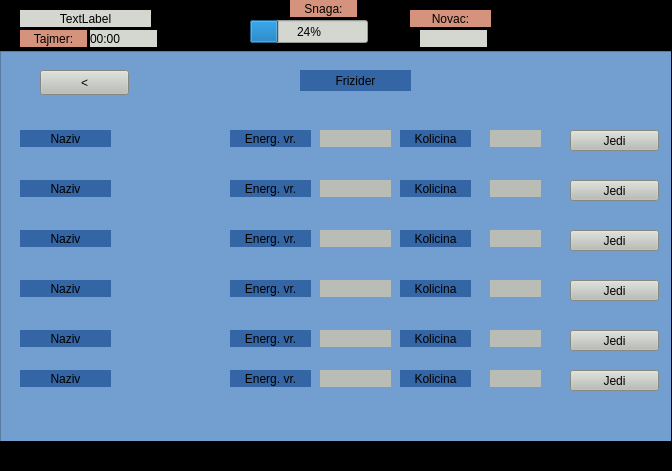
MATF-RS19/RS030-ljubimac, file Ljubimac/mainwindow.ui: the form before one commit.
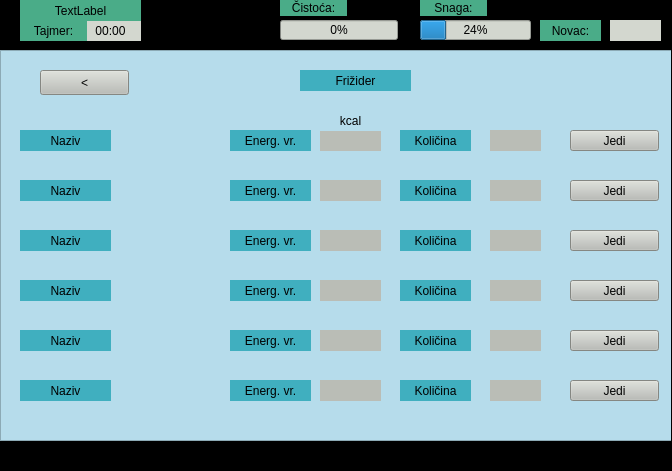
The form after the commit. The open tabs and pages were chosen to show the change. Icons and pictures are not drawn.

```diff
--- a/Ljubimac/mainwindow.ui
+++ b/Ljubimac/mainwindow.ui
@@ -1289,13 +1289,13 @@
       <property name="geometry">
        <rect>
         <x>0</x>
-        <y>1</y>
+        <y>0</y>
         <width>681</width>
         <height>391</height>
        </rect>
       </property>
       <property name="styleSheet">
-       <string notr="true">background-color: rgb(114, 159, 207);</string>
+       <string notr="true">background-color: rgb(182, 220, 235);</string>
       </property>
      </widget>
      <widget class="QPushButton" name="pushButton_friz_nazad">
@@ -1325,11 +1325,11 @@
        </rect>
       </property>
       <property name="styleSheet">
-       <string notr="true">background-color: rgb(52, 101, 164);
+       <string notr="true">background-color: rgb(64, 175, 191);
 font: 75 italic 17pt &quot;Ubuntu Mono&quot;;</string>
       </property>
       <property name="text">
-       <string>Frizider</string>
+       <string>Frižider</string>
       </property>
       <property name="alignment">
        <set>Qt::AlignCenter</set>
@@ -1344,11 +1344,11 @@
         <x>20</x>
         <y>80</y>
         <width>91</width>
-        <height>17</height>
+        <height>21</height>
        </rect>
       </property>
       <property name="styleSheet">
-       <string notr="true">background-color: rgb(52, 101, 164);
+       <string notr="true">background-color: rgb(64, 175, 191);
 font: 75 italic 14pt &quot;Ubuntu Mono&quot;;</string>
       </property>
       <property name="text">
@@ -1367,11 +1367,11 @@
         <x>20</x>
         <y>130</y>
         <width>91</width>
-        <height>17</height>
+        <height>21</height>
        </rect>
       </property>
       <property name="styleSheet">
-       <string notr="true">background-color: rgb(52, 101, 164);
+       <string notr="true">background-color: rgb(64, 175, 191);
 font: 75 italic 14pt &quot;Ubuntu Mono&quot;;</string>
       </property>
       <property name="text">
@@ -1390,11 +1390,11 @@
         <x>20</x>
         <y>180</y>
         <width>91</width>
-        <height>17</height>
+        <height>21</height>
        </rect>
       </property>
       <property name="styleSheet">
-       <string notr="true">background-color: rgb(52, 101, 164);
+       <string notr="true">background-color: rgb(64, 175, 191);
 font: 75 italic 14pt &quot;Ubuntu Mono&quot;;</string>
       </property>
       <property name="text">
@@ -1413,11 +1413,11 @@
         <x>20</x>
         <y>230</y>
         <width>91</width>
-        <height>17</height>
+        <height>21</height>
        </rect>
       </property>
       <property name="styleSheet">
-       <string notr="true">background-color: rgb(52, 101, 164);
+       <string notr="true">background-color: rgb(64, 175, 191);
 font: 75 italic 14pt &quot;Ubuntu Mono&quot;;</string>
       </property>
       <property name="text">
@@ -1436,11 +1436,11 @@
         <x>20</x>
         <y>280</y>
         <width>91</width>
-        <height>17</height>
+        <height>21</height>
        </rect>
       </property>
       <property name="styleSheet">
-       <string notr="true">background-color: rgb(52, 101, 164);
+       <string notr="true">background-color: rgb(64, 175, 191);
 font: 75 italic 14pt &quot;Ubuntu Mono&quot;;</string>
       </property>
       <property name="text">
@@ -1459,11 +1459,11 @@
         <x>230</x>
         <y>80</y>
         <width>81</width>
-        <height>17</height>
+        <height>21</height>
        </rect>
       </property>
       <property name="styleSheet">
-       <string notr="true">background-color: rgb(52, 101, 164);
+       <string notr="true">background-color: rgb(64, 175, 191);
 font: 75 italic 12pt &quot;Ubuntu Mono&quot;;</string>
       </property>
       <property name="text">
@@ -1482,11 +1482,11 @@
         <x>230</x>
         <y>130</y>
         <width>81</width>
-        <height>17</height>
+        <height>21</height>
        </rect>
       </property>
       <property name="styleSheet">
-       <string notr="true">background-color: rgb(52, 101, 164);
+       <string notr="true">background-color: rgb(64, 175, 191);
 font: 75 italic 12pt &quot;Ubuntu Mono&quot;;</string>
       </property>
       <property name="text">
@@ -1505,11 +1505,11 @@
         <x>230</x>
         <y>180</y>
         <width>81</width>
-        <height>17</height>
+        <height>21</height>
        </rect>
       </property>
       <property name="styleSheet">
-       <string notr="true">background-color: rgb(52, 101, 164);
+       <string notr="true">background-color: rgb(64, 175, 191);
 font: 75 italic 12pt &quot;Ubuntu Mono&quot;;</string>
       </property>
       <property name="text">
@@ -1528,11 +1528,11 @@
         <x>230</x>
         <y>230</y>
         <width>81</width>
-        <height>17</height>
+        <height>21</height>
        </rect>
       </property>
       <property name="styleSheet">
-       <string notr="true">background-color: rgb(52, 101, 164);
+       <string notr="true">background-color: rgb(64, 175, 191);
 font: 75 italic 12pt &quot;Ubuntu Mono&quot;;</string>
       </property>
       <property name="text">
@@ -1551,11 +1551,11 @@
         <x>230</x>
         <y>280</y>
         <width>81</width>
-        <height>17</height>
+        <height>21</height>
        </rect>
       </property>
       <property name="styleSheet">
-       <string notr="true">background-color: rgb(52, 101, 164);
+       <string notr="true">background-color: rgb(64, 175, 191);
 font: 75 italic 12pt &quot;Ubuntu Mono&quot;;</string>
       </property>
       <property name="text">
@@ -1573,8 +1573,8 @@
        <rect>
         <x>320</x>
         <y>80</y>
-        <width>71</width>
-        <height>17</height>
+        <width>61</width>
+        <height>21</height>
        </rect>
       </property>
       <property name="palette">
@@ -1765,8 +1765,8 @@
        <rect>
         <x>320</x>
         <y>130</y>
-        <width>71</width>
-        <height>17</height>
+        <width>61</width>
+        <height>21</height>
        </rect>
       </property>
       <property name="styleSheet">
@@ -1785,8 +1785,8 @@
        <rect>
         <x>320</x>
         <y>180</y>
-        <width>71</width>
-        <height>17</height>
+        <width>61</width>
+        <height>21</height>
        </rect>
       </property>
       <property name="styleSheet">
@@ -1805,8 +1805,8 @@
        <rect>
         <x>320</x>
         <y>230</y>
-        <width>71</width>
-        <height>17</height>
+        <width>61</width>
+        <height>21</height>
        </rect>
       </property>
       <property name="styleSheet">
@@ -1825,8 +1825,8 @@
        <rect>
         <x>320</x>
         <y>280</y>
-        <width>71</width>
-        <height>17</height>
+        <width>61</width>
+        <height>21</height>
        </rect>
       </property>
       <property name="styleSheet">
@@ -1931,7 +1931,7 @@
         <x>490</x>
         <y>180</y>
         <width>51</width>
-        <height>17</height>
+        <height>21</height>
        </rect>
       </property>
       <property name="styleSheet">
@@ -1951,7 +1951,7 @@
         <x>490</x>
         <y>80</y>
         <width>51</width>
-        <height>17</height>
+        <height>21</height>
        </rect>
       </property>
       <property name="styleSheet">
@@ -1971,7 +1971,7 @@
         <x>490</x>
         <y>230</y>
         <width>51</width>
-        <height>17</height>
+        <height>21</height>
        </rect>
       </property>
       <property name="styleSheet">
@@ -1991,15 +1991,15 @@
         <x>400</x>
         <y>180</y>
         <width>71</width>
-        <height>17</height>
+        <height>21</height>
        </rect>
       </property>
       <property name="styleSheet">
-       <string notr="true">background-color: rgb(52, 101, 164);
+       <string notr="true">background-color: rgb(64, 175, 191);
 font: 75 italic 12pt &quot;Ubuntu Mono&quot;;</string>
       </property>
       <property name="text">
-       <string>Kolicina</string>
+       <string>Količina</string>
       </property>
       <property name="alignment">
        <set>Qt::AlignCenter</set>
@@ -2014,7 +2014,7 @@
         <x>490</x>
         <y>280</y>
         <width>51</width>
-        <height>17</height>
+        <height>21</height>
        </rect>
       </property>
       <property name="styleSheet">
@@ -2034,15 +2034,15 @@
         <x>400</x>
         <y>130</y>
         <width>71</width>
-        <height>17</height>
+        <height>21</height>
        </rect>
       </property>
       <property name="styleSheet">
-       <string notr="true">background-color: rgb(52, 101, 164);
+       <string notr="true">background-color: rgb(64, 175, 191);
 font: 75 italic 12pt &quot;Ubuntu Mono&quot;;</string>
       </property>
       <property name="text">
-       <string>Kolicina</string>
+       <string>Količina</string>
       </property>
       <property name="alignment">
        <set>Qt::AlignCenter</set>
@@ -2057,15 +2057,15 @@
         <x>400</x>
         <y>230</y>
         <width>71</width>
-        <height>17</height>
+        <height>21</height>
        </rect>
       </property>
       <property name="styleSheet">
-       <string notr="true">background-color: rgb(52, 101, 164);
+       <string notr="true">background-color: rgb(64, 175, 191);
 font: 75 italic 12pt &quot;Ubuntu Mono&quot;;</string>
       </property>
       <property name="text">
-       <string>Kolicina</string>
+       <string>Količina</string>
       </property>
       <property name="alignment">
        <set>Qt::AlignCenter</set>
@@ -2080,15 +2080,15 @@
         <x>400</x>
         <y>80</y>
         <width>71</width>
-        <height>17</height>
+        <height>21</height>
        </rect>
       </property>
       <property name="styleSheet">
-       <string notr="true">background-color: rgb(52, 101, 164);
+       <string notr="true">background-color: rgb(64, 175, 191);
 font: 75 italic 12pt &quot;Ubuntu Mono&quot;;</string>
       </property>
       <property name="text">
-       <string>Kolicina</string>
+       <string>Količina</string>
       </property>
       <property name="alignment">
        <set>Qt::AlignCenter</set>
@@ -2103,15 +2103,15 @@
         <x>400</x>
         <y>280</y>
         <width>71</width>
-        <height>17</height>
+        <height>21</height>
        </rect>
       </property>
       <property name="styleSheet">
-       <string notr="true">background-color: rgb(52, 101, 164);
+       <string notr="true">background-color: rgb(64, 175, 191);
 font: 75 italic 12pt &quot;Ubuntu Mono&quot;;</string>
       </property>
       <property name="text">
-       <string>Kolicina</string>
+       <string>Količina</string>
       </property>
       <property name="alignment">
        <set>Qt::AlignCenter</set>
@@ -2126,7 +2126,7 @@
         <x>490</x>
         <y>130</y>
         <width>51</width>
-        <height>17</height>
+        <height>21</height>
        </rect>
       </property>
       <property name="styleSheet">
@@ -2144,13 +2144,13 @@
       <property name="geometry">
        <rect>
         <x>20</x>
-        <y>320</y>
+        <y>330</y>
         <width>91</width>
-        <height>17</height>
+        <height>21</height>
        </rect>
       </property>
       <property name="styleSheet">
-       <string notr="true">background-color: rgb(52, 101, 164);
+       <string notr="true">background-color: rgb(64, 175, 191);
 font: 75 italic 14pt &quot;Ubuntu Mono&quot;;</string>
       </property>
       <property name="text">
@@ -2167,13 +2167,13 @@
       <property name="geometry">
        <rect>
         <x>230</x>
-        <y>320</y>
+        <y>330</y>
         <width>81</width>
-        <height>17</height>
+        <height>21</height>
        </rect>
       </property>
       <property name="styleSheet">
-       <string notr="true">background-color: rgb(52, 101, 164);
+       <string notr="true">background-color: rgb(64, 175, 191);
 font: 75 italic 12pt &quot;Ubuntu Mono&quot;;</string>
       </property>
       <property name="text">
@@ -2190,9 +2190,9 @@
       <property name="geometry">
        <rect>
         <x>320</x>
-        <y>320</y>
-        <width>71</width>
-        <height>17</height>
+        <y>330</y>
+        <width>61</width>
+        <height>21</height>
        </rect>
       </property>
       <property name="styleSheet">
@@ -2210,17 +2210,17 @@
       <property name="geometry">
        <rect>
         <x>400</x>
-        <y>320</y>
+        <y>330</y>
         <width>71</width>
-        <height>17</height>
+        <height>21</height>
        </rect>
       </property>
       <property name="styleSheet">
-       <string notr="true">background-color: rgb(52, 101, 164);
+       <string notr="true">background-color: rgb(64, 175, 191);
 font: 75 italic 12pt &quot;Ubuntu Mono&quot;;</string>
       </property>
       <property name="text">
-       <string>Kolicina</string>
+       <string>Količina</string>
       </property>
       <property name="alignment">
        <set>Qt::AlignCenter</set>
@@ -2233,9 +2233,9 @@
       <property name="geometry">
        <rect>
         <x>490</x>
-        <y>320</y>
+        <y>330</y>
         <width>51</width>
-        <height>17</height>
+        <height>21</height>
        </rect>
       </property>
       <property name="styleSheet">
@@ -2253,7 +2253,7 @@
       <property name="geometry">
        <rect>
         <x>570</x>
-        <y>320</y>
+        <y>330</y>
         <width>89</width>
         <height>21</height>
        </rect>
@@ -2266,6 +2266,26 @@
        <string>Jedi</string>
       </property>
      </widget>
+     <widget class="QLabel" name="lab_kcal2">
+      <property name="geometry">
+       <rect>
+        <x>320</x>
+        <y>60</y>
+        <width>61</width>
+        <height>21</height>
+       </rect>
+      </property>
+      <property name="styleSheet">
+       <string notr="true">background-color: rgb(182, 220, 235);
+font: 75 italic 12pt &quot;Ubuntu Mono&quot;;</string>
+      </property>
+      <property name="text">
+       <string>kcal</string>
+      </property>
+      <property name="alignment">
+       <set>Qt::AlignCenter</set>
+      </property>
+     </widget>
     </widget>
     <widget class="QWidget" name="page_igra_1">
      <widget class="QPushButton" name="pushButton_igra_1_nazad">
@@ -2348,12 +2368,15 @@
    <widget class="QProgressBar" name="SnagaBar">
     <property name="geometry">
      <rect>
-      <x>250</x>
+      <x>420</x>
       <y>20</y>
-      <width>118</width>
-      <height>23</height>
+      <width>111</width>
+      <height>20</height>
      </rect>
     </property>
+    <property name="autoFillBackground">
+     <bool>false</bool>
+    </property>
     <property name="styleSheet">
      <string notr="true">background-color: rgb(211, 215, 207);
 font: 75 italic 12pt &quot;Ubuntu Mono&quot;;</string>
@@ -2365,15 +2388,15 @@
    <widget class="QLabel" name="label">
     <property name="geometry">
      <rect>
-      <x>290</x>
+      <x>420</x>
       <y>0</y>
       <width>67</width>
-      <height>17</height>
+      <height>16</height>
      </rect>
     </property>
     <property name="styleSheet">
-     <string notr="true">background-color: rgb(213, 147, 125);
-font: 75 italic 14pt &quot;Ubuntu Mono&quot;;</string>
+     <string notr="true">background-color: rgb(74, 172, 136);
+font: 75 italic 13pt &quot;Ubuntu Mono&quot;;</string>
     </property>
     <property name="text">
      <string>Snaga:</string>
@@ -2385,10 +2408,10 @@
    <widget class="QLabel" name="tajmer">
     <property name="geometry">
      <rect>
-      <x>90</x>
-      <y>30</y>
-      <width>67</width>
-      <height>17</height>
+      <x>80</x>
+      <y>20</y>
+      <width>61</width>
+      <height>21</height>
      </rect>
     </property>
     <property name="styleSheet">
@@ -2398,18 +2421,21 @@
     <property name="text">
      <string>00:00</string>
     </property>
+    <property name="alignment">
+     <set>Qt::AlignCenter</set>
+    </property>
    </widget>
    <widget class="QLabel" name="label_3">
     <property name="geometry">
      <rect>
       <x>20</x>
-      <y>30</y>
+      <y>20</y>
       <width>67</width>
-      <height>17</height>
+      <height>21</height>
      </rect>
     </property>
     <property name="styleSheet">
-     <string notr="true">background-color: rgb(213, 147, 125);
+     <string notr="true">background-color: rgb(74, 172, 136);
 font: 75 italic 13pt &quot;Ubuntu Mono&quot;;</string>
     </property>
     <property name="text">
@@ -2423,14 +2449,14 @@
     <property name="geometry">
      <rect>
       <x>20</x>
-      <y>10</y>
-      <width>131</width>
-      <height>17</height>
+      <y>0</y>
+      <width>121</width>
+      <height>21</height>
      </rect>
     </property>
     <property name="styleSheet">
-     <string notr="true">background-color: rgb(211, 215, 207);
-font: 75 italic 12pt &quot;Ubuntu Mono&quot;;</string>
+     <string notr="true">background-color: rgb(74, 172, 136);
+font: 75 italic 13pt &quot;Ubuntu Mono&quot;;</string>
     </property>
     <property name="text">
      <string>TextLabel</string>
@@ -2442,10 +2468,10 @@
    <widget class="QLabel" name="l_kol_novca">
     <property name="geometry">
      <rect>
-      <x>420</x>
-      <y>30</y>
-      <width>67</width>
-      <height>17</height>
+      <x>610</x>
+      <y>20</y>
+      <width>51</width>
+      <height>21</height>
      </rect>
     </property>
     <property name="styleSheet">
@@ -2462,15 +2488,15 @@
    <widget class="QLabel" name="fj1_naziv_3">
     <property name="geometry">
      <rect>
-      <x>410</x>
-      <y>10</y>
-      <width>81</width>
-      <height>17</height>
+      <x>540</x>
+      <y>20</y>
+      <width>61</width>
+      <height>21</height>
      </rect>
     </property>
     <property name="styleSheet">
-     <string notr="true">background-color: rgb(213, 147, 125);
-font: 75 italic 14pt &quot;Ubuntu Mono&quot;;</string>
+     <string notr="true">background-color: rgb(74, 172, 136);
+font: 75 italic 13pt &quot;Ubuntu Mono&quot;;</string>
     </property>
     <property name="text">
      <string>Novac:</string>
@@ -2482,6 +2508,43 @@
      <bool>true</bool>
     </property>
    </widget>
+   <widget class="QProgressBar" name="CistocaBar">
+    <property name="geometry">
+     <rect>
+      <x>280</x>
+      <y>20</y>
+      <width>118</width>
+      <height>20</height>
+     </rect>
+    </property>
+    <property name="styleSheet">
+     <string notr="true">background-color: rgb(211, 215, 207);
+font: 75 italic 12pt &quot;Ubuntu Mono&quot;;</string>
+    </property>
+    <property name="value">
+     <number>0</number>
+    </property>
+   </widget>
+   <widget class="QLabel" name="label_2">
+    <property name="geometry">
+     <rect>
+      <x>280</x>
+      <y>0</y>
+      <width>67</width>
+      <height>16</height>
+     </rect>
+    </property>
+    <property name="styleSheet">
+     <string notr="true">background-color: rgb(74, 172, 136);
+font: 75 italic 13pt &quot;Ubuntu Mono&quot;;</string>
+    </property>
+    <property name="text">
+     <string>Čistoća:</string>
+    </property>
+    <property name="alignment">
+     <set>Qt::AlignCenter</set>
+    </property>
+   </widget>
   </widget>
  </widget>
  <layoutdefault spacing="6" margin="11"/>
```
Left out of the diff: 146 changed lines with no effect on the pictures.
